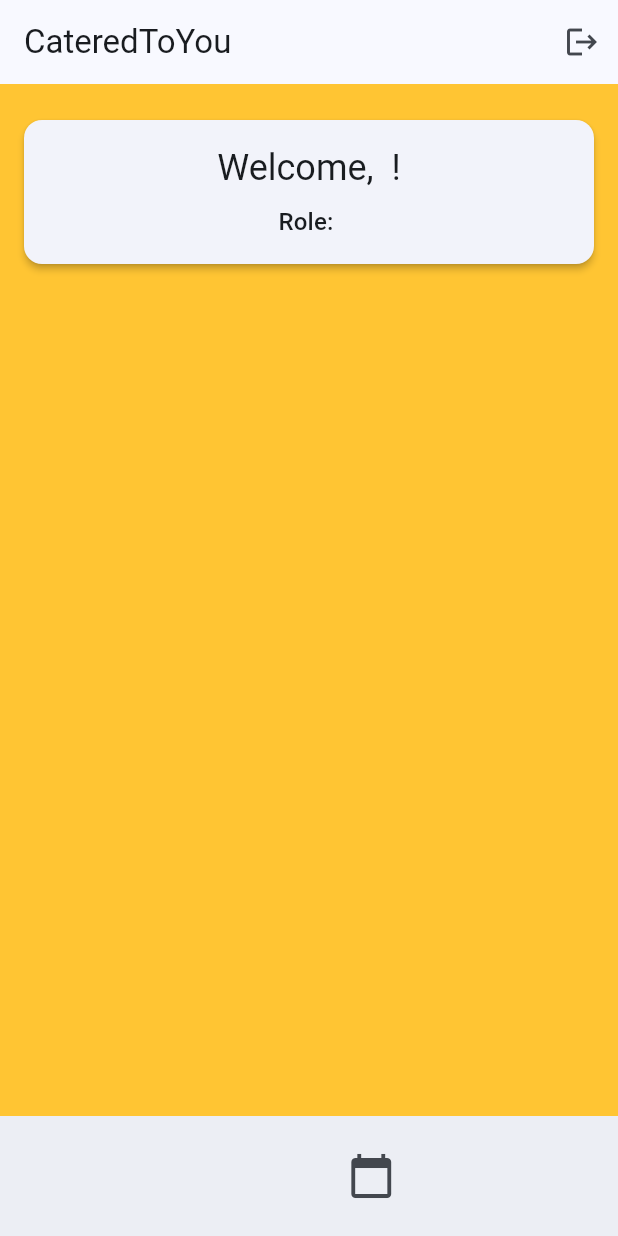
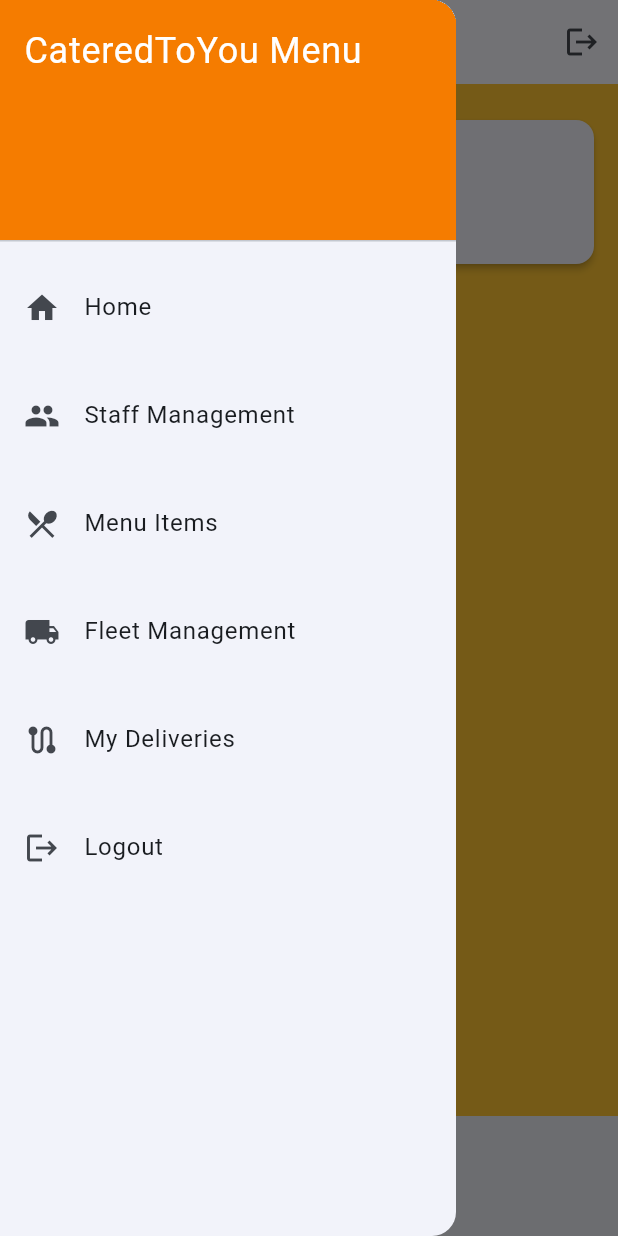
Before and after one commit to HarzaanHussain/cateredtoyou, a Flutter app: the screen it shows once a user with an empty profile is signed in, with the side drawer open (before the commit the screen has no drawer), on a phone screen of 412 x 824 dp. Run offline on Flutter 3.47's test engine with Material 3 defaults, Android fonts, the phone set to English and light mode, and no system bars; our stand-ins replace cloud_firestore, firebase_auth, firebase_core, firebase_messaging, flutter_local_notifications, flutter_map and 7 more; accounts and stored records are empty.

Commit message:
Create hamburger menu and abstract top toolbar into a new class 'custom_app_bar' which can be moved into all views. Hamburger icon replaces the back button when there is no previous page to load.

```diff
--- a/lib/views/home/home_screen.dart
+++ b/lib/views/home/home_screen.dart
@@ -6,6 +6,8 @@ import 'package:cateredtoyou/models/user_model.dart';
 import 'package:cateredtoyou/services/role_permissions.dart';
 import 'package:cateredtoyou/widgets/permission_widget.dart';
 import 'package:cateredtoyou/widgets/bottom_toolbar.dart';
+import 'package:cateredtoyou/widgets/custom_app_bar.dart';
+import 'package:cateredtoyou/widgets/custom_drawer.dart';
 
 class HomeScreen extends StatelessWidget {
   const HomeScreen({super.key});
@@ -18,16 +20,9 @@ class HomeScreen extends StatelessWidget {
 
     return Scaffold(
       backgroundColor: Color(0xFFFFC533), // Set background color to orange
+      appBar: const CustomAppBar(title: 'CateredToYou'),
+      drawer: const CustomDrawer(),
       bottomNavigationBar: const BottomToolbar(),
-      appBar: AppBar(
-        title: const Text('CateredToYou'),
-        actions: [
-          IconButton(
-            icon: const Icon(Icons.logout),
-            onPressed: () => authModel.signOut(),
-          ),
-        ],
-      ),
       body: SingleChildScrollView(
         child: Padding(
           padding: const EdgeInsets.all(16.0),
--- /dev/null
+++ b/lib/widgets/custom_app_bar.dart
@@ -0,0 +1,40 @@
+import 'package:flutter/material.dart';
+import 'package:provider/provider.dart';
+import 'package:go_router/go_router.dart';
+import 'package:cateredtoyou/models/auth_model.dart';
+
+class CustomAppBar extends StatelessWidget implements PreferredSizeWidget {
+  final String title;
+  final bool showBackButton;
+
+  const CustomAppBar({super.key, required this.title, this.showBackButton = false});
+
+  @override
+  Widget build(BuildContext context) {
+    final authModel = context.watch<AuthModel>();
+
+    return AppBar(
+      title: Text(title),
+      leading: showBackButton
+          ? IconButton(
+        icon: const Icon(Icons.arrow_back),
+        onPressed: () => Navigator.of(context).pop(),
+      )
+          : Builder(
+        builder: (context) => IconButton(
+          icon: const Icon(Icons.menu),
+          onPressed: () => Scaffold.of(context).openDrawer(),
+        ),
+      ),
+      actions: [
+        IconButton(
+          icon: const Icon(Icons.logout),
+          onPressed: () => authModel.signOut(),
+        ),
+      ],
+    );
+  }
+
+  @override
+  Size get preferredSize => const Size.fromHeight(kToolbarHeight);
+}
--- /dev/null
+++ b/lib/widgets/custom_drawer.dart
@@ -0,0 +1,56 @@
+import 'package:flutter/material.dart';
+import 'package:go_router/go_router.dart';
+
+class CustomDrawer extends StatelessWidget {
+  const CustomDrawer({super.key});
+
+  @override
+  Widget build(BuildContext context) {
+    return Drawer(
+      child: ListView(
+        padding: EdgeInsets.zero,
+        children: [
+          DrawerHeader(
+            decoration: BoxDecoration(
+              color: Colors.orange[700],
+            ),
+            child: const Text(
+              'CateredToYou Menu',
+              style: TextStyle(fontSize: 24, color: Colors.white),
+            ),
+          ),
+          ListTile(
+            leading: const Icon(Icons.home),
+            title: const Text('Home'),
+            onTap: () => context.go('/home'),
+          ),
+          ListTile(
+            leading: const Icon(Icons.people),
+            title: const Text('Staff Management'),
+            onTap: () => context.go('/staff'),
+          ),
+          ListTile(
+            leading: const Icon(Icons.restaurant_menu),
+            title: const Text('Menu Items'),
+            onTap: () => context.go('/menu-items'),
+          ),
+          ListTile(
+            leading: const Icon(Icons.local_shipping),
+            title: const Text('Fleet Management'),
+            onTap: () => context.go('/vehicles'),
+          ),
+          ListTile(
+            leading: const Icon(Icons.route),
+            title: const Text('My Deliveries'),
+            onTap: () => context.go('/driver-deliveries'),
+          ),
+          ListTile(
+            leading: const Icon(Icons.logout),
+            title: const Text('Logout'),
+            onTap: () => Navigator.pop(context), // Closes drawer
+          ),
+        ],
+      ),
+    );
+  }
+}
```
